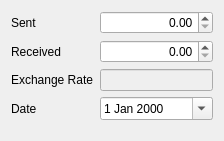
Above: src/views/ui_files/dialogs/cash_transfer_dialog.ui from JakubFranek/Kapytal before the change. Below: the same form after it.
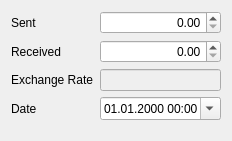
That is the form after the change.

Patch:
```diff
--- a/src/views/ui_files/dialogs/cash_transfer_dialog.ui
+++ b/src/views/ui_files/dialogs/cash_transfer_dialog.ui
@@ -95,6 +95,9 @@
    </item>
    <item row="3" column="1">
     <widget class="QDateEdit" name="dateEdit">
+     <property name="displayFormat">
+      <string>dd.MM.yyyy hh:mm</string>
+     </property>
      <property name="calendarPopup">
       <bool>true</bool>
      </property>
```
